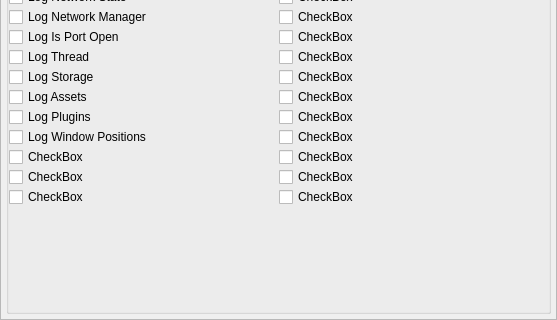
This is nolimitgui/src/Forms/AppletLogSettings.ui in nolimitconnect/NoLimitConnect as Qt 5 draws it before an edit; both pictures show x 0 to 557 and y 418 to 738 of the 557 by 738 pixel window. The edited form follows.
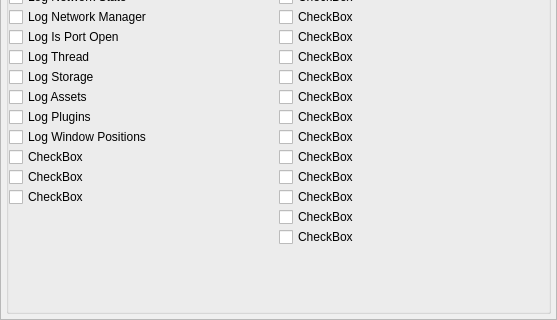
This is the edited form.

```diff
--- a/nolimitgui/src/Forms/AppletLogSettings.ui
+++ b/nolimitgui/src/Forms/AppletLogSettings.ui
@@ -714,6 +714,20 @@
                 </property>
                </widget>
               </item>
+              <item>
+               <widget class="QCheckBox" name="m_LogModuleCheckBox_35">
+                <property name="text">
+                 <string notr="true">CheckBox</string>
+                </property>
+               </widget>
+              </item>
+              <item>
+               <widget class="QCheckBox" name="m_LogModuleCheckBox_36">
+                <property name="text">
+                 <string notr="true">CheckBox</string>
+                </property>
+               </widget>
+              </item>
               <item>
                <spacer name="verticalSpacer_4">
                 <property name="orientation">
```
